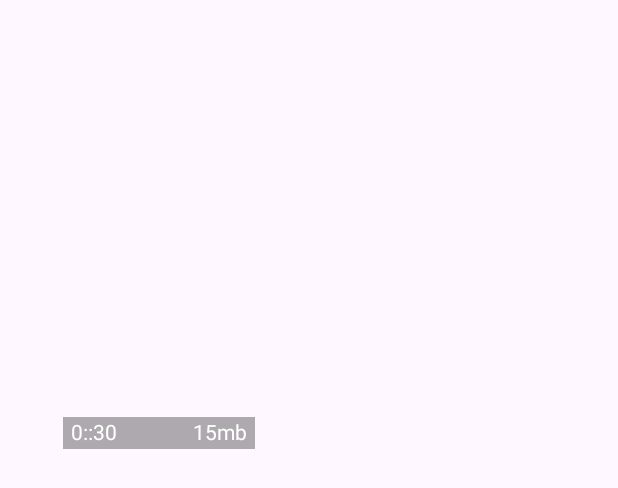
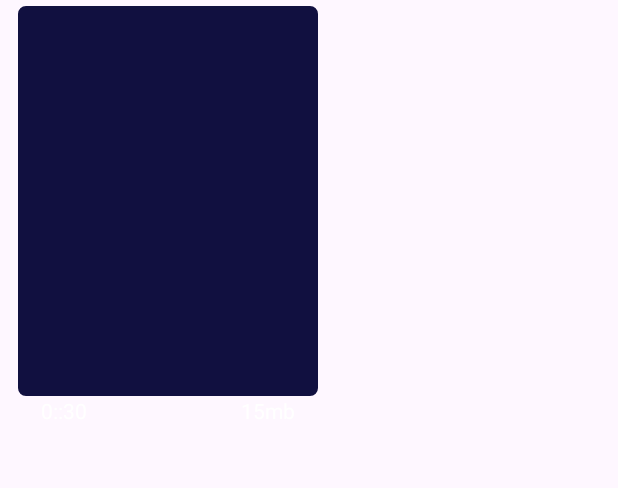
Before and after one commit to Ksnk-dm/TikTokDownloader, an Android app: the layout item_history.xml on its own in the app's theme, with its tools: preview values and no code run, on a phone screen of 412 x 824 dp. Shown: the top 488 px of the screen. Run offline under Robolectric (Android 15) with nearby library versions, the phone set to English and light mode, and no system bars.

Commit message:
add new feat

```diff
--- a/app/build.gradle.kts
+++ b/app/build.gradle.kts
@@ -107,4 +107,8 @@ dependencies {
     implementation ("com.google.code.gson:gson:2.10.1")
     implementation ("com.jakewharton.timber:timber:5.0.1")
 
+    implementation ("androidx.media3:media3-exoplayer:1.3.0")
+    implementation ("androidx.media3:media3-exoplayer-dash:1.3.0")
+    implementation ("androidx.media3:media3-ui:1.3.0")
+
 }
--- a/app/src/main/AndroidManifest.xml
+++ b/app/src/main/AndroidManifest.xml
@@ -12,6 +12,7 @@
     <uses-permission android:name="android.permission.READ_MEDIA_IMAGES"/>
     <uses-permission android:name="android.permission.READ_MEDIA_VIDEO"/>
     <uses-permission android:name="android.permission.READ_MEDIA_AUDIO"/>
+
     <application
         android:allowBackup="true"
         android:dataExtractionRules="@xml/data_extraction_rules"
--- a/app/src/main/java/com/ksnk/tiktokdownloader/ui/main/MainActivity.kt
+++ b/app/src/main/java/com/ksnk/tiktokdownloader/ui/main/MainActivity.kt
@@ -13,7 +13,7 @@ import org.koin.core.parameter.parametersOf
 
 class MainActivity : AppCompatActivity() {
 
-    private val viewBinding by viewBinding(ActivityMainBinding::bind)
+    val viewBinding by viewBinding(ActivityMainBinding::bind)
     private val navigation: Navigation by inject { parametersOf(supportFragmentManager.findFragmentById(R.id.fragmentContainerView) as NavHostFragment) }
 
     override fun onCreate(savedInstanceState: Bundle?) {
--- /dev/null
+++ b/app/src/main/res/drawable/baseline_delete_24.xml
@@ -0,0 +1,5 @@
+<vector xmlns:android="http://schemas.android.com/apk/res/android" android:height="24dp" android:tint="#FFFFFF" android:viewportHeight="24" android:viewportWidth="24" android:width="24dp">
+
+    <path android:fillColor="@android:color/white" android:pathData="M6,19c0,1.1 0.9,2 2,2h8c1.1,0 2,-0.9 2,-2V7H6v12zM19,4h-3.5l-1,-1h-5l-1,1H5v2h14V4z"/>
+
+</vector>
--- /dev/null
+++ b/app/src/main/res/drawable/baseline_edit_24.xml
@@ -0,0 +1,5 @@
+<vector xmlns:android="http://schemas.android.com/apk/res/android" android:height="24dp" android:tint="#FFFFFF" android:viewportHeight="24" android:viewportWidth="24" android:width="24dp">
+
+    <path android:fillColor="@android:color/white" android:pathData="M3,17.25V21h3.75L17.81,9.94l-3.75,-3.75L3,17.25zM20.71,7.04c0.39,-0.39 0.39,-1.02 0,-1.41l-2.34,-2.34c-0.39,-0.39 -1.02,-0.39 -1.41,0l-1.83,1.83 3.75,3.75 1.83,-1.83z"/>
+
+</vector>
--- a/app/src/main/res/layout/fragment_history.xml
+++ b/app/src/main/res/layout/fragment_history.xml
@@ -16,7 +16,7 @@
         app:layout_constraintEnd_toEndOf="parent"
         app:layout_constraintStart_toStartOf="parent"
         app:layout_constraintTop_toTopOf="parent"
-        app:title="@string/app_name"
+        app:title="History"
         app:titleTextColor="#FFFFFF" />
 
     <androidx.recyclerview.widget.RecyclerView
--- a/app/src/main/res/layout/item_history.xml
+++ b/app/src/main/res/layout/item_history.xml
@@ -4,36 +4,35 @@
     xmlns:tools="http://schemas.android.com/tools"
     android:layout_width="wrap_content"
     android:layout_height="wrap_content"
-    android:padding="10dp">
+    android:padding="4dp">
 
     <com.google.android.material.imageview.ShapeableImageView
         android:id="@+id/imageViewCover"
-        android:layout_width="191dp"
-        android:layout_height="289dp"
-        style="@style/Style.App.circleImageView"
+        android:layout_width="200dp"
+        android:layout_height="260dp"
+        android:adjustViewBounds="true"
         android:scaleType="centerCrop"
-        app:layout_constraintBottom_toBottomOf="parent"
         app:layout_constraintEnd_toEndOf="parent"
         app:layout_constraintStart_toStartOf="parent"
         app:layout_constraintTop_toTopOf="parent"
-        />
+        app:srcCompat="@drawable/bg"
+        app:shapeAppearanceOverlay="@style/circleImageStyle" />
 
     <LinearLayout
-        android:layout_width="128dp"
-        android:layout_height="21dp"
-        android:layout_marginStart="16dp"
-        android:layout_marginEnd="16dp"
-        android:background="#51020202"
+        android:layout_width="200dp"
+        android:layout_height="20dp"
+        android:layout_marginStart="8dp"
+        android:layout_marginEnd="8dp"
         android:orientation="horizontal"
-        app:layout_constraintBottom_toBottomOf="@+id/imageViewCover"
         app:layout_constraintEnd_toEndOf="parent"
-        app:layout_constraintStart_toStartOf="parent">
+        app:layout_constraintStart_toStartOf="parent"
+        app:layout_constraintTop_toBottomOf="@+id/imageViewCover">
 
         <TextView
             android:id="@+id/textViewDuration"
             android:layout_width="wrap_content"
             android:layout_height="wrap_content"
-            android:layout_marginLeft="5dp"
+            android:layout_marginLeft="15dp"
             android:layout_weight="1"
             android:text="0::30"
             android:textColor="@color/white" />
@@ -42,7 +41,7 @@
             android:id="@+id/textViewSize"
             android:layout_width="wrap_content"
             android:layout_height="wrap_content"
-            android:layout_marginEnd="5dp"
+            android:layout_marginEnd="15dp"
             android:layout_weight="1"
             android:gravity="right"
             android:text="15mb"
--- a/app/src/main/res/values/themes.xml
+++ b/app/src/main/res/values/themes.xml
@@ -12,12 +12,8 @@
         <item name="android:elevation">8dp</item>
     </style>
 
-    <style name="Style.App.circleImageView" parent="">
-        <item name="shapeAppearance">@style/ShapeAppearanceOverlay.App.circleImageView</item>
-    </style>
-
-    <style name="ShapeAppearanceOverlay.App.circleImageView" parent="">
-        <item name="cornerFamily">cut</item>
-        <item name="cornerSize">50%</item>
+    <style name="circleImageStyle" parent="ShapeAppearance.MaterialComponents.MediumComponent">
+        <item name="cornerFamily">rounded</item>
+        <item name="cornerSize">5dp</item>
     </style>
 </resources>
```
Also changed, not shown: app/src/main/java/com/ksnk/tiktokdownloader/base/BaseFragment.kt (+21 -0 lines), app/src/main/java/com/ksnk/tiktokdownloader/ui/download/DownloadFragment.kt (+8 -1 lines), app/src/main/java/com/ksnk/tiktokdownloader/ui/download/DownloadViewModel.kt (+3 -11 lines), app/src/main/java/com/ksnk/tiktokdownloader/ui/history/HistoryFragment.kt (+8 -4 lines), app/src/main/java/com/ksnk/tiktokdownloader/ui/history/adapter/HistoryAdapter.kt (+12 -5 lines), app/src/main/java/com/ksnk/tiktokdownloader/ui/player/PlayerFragment.kt (added, +96 -0 lines), app/src/main/java/com/ksnk/tiktokdownloader/ui/share/ShareFragment.kt (+6 -4 lines), app/src/main/java/com/ksnk/tiktokdownloader/utils/Navigation.kt (+7 -3 lines), app/src/main/res/drawable/share_svgrepo_com.xml (added, +9 -0 lines), app/src/main/res/layout/fragment_player.xml (added, +67 -0 lines), app/src/main/res/navigation/nav_graph.xml (+22 -6 lines).
